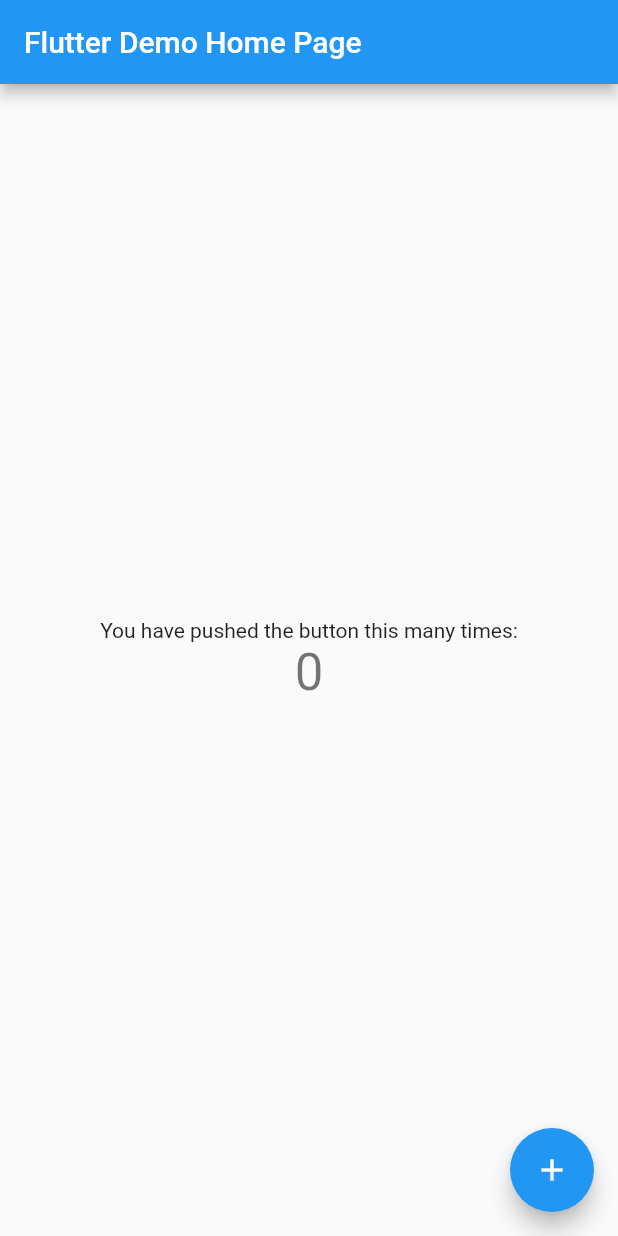
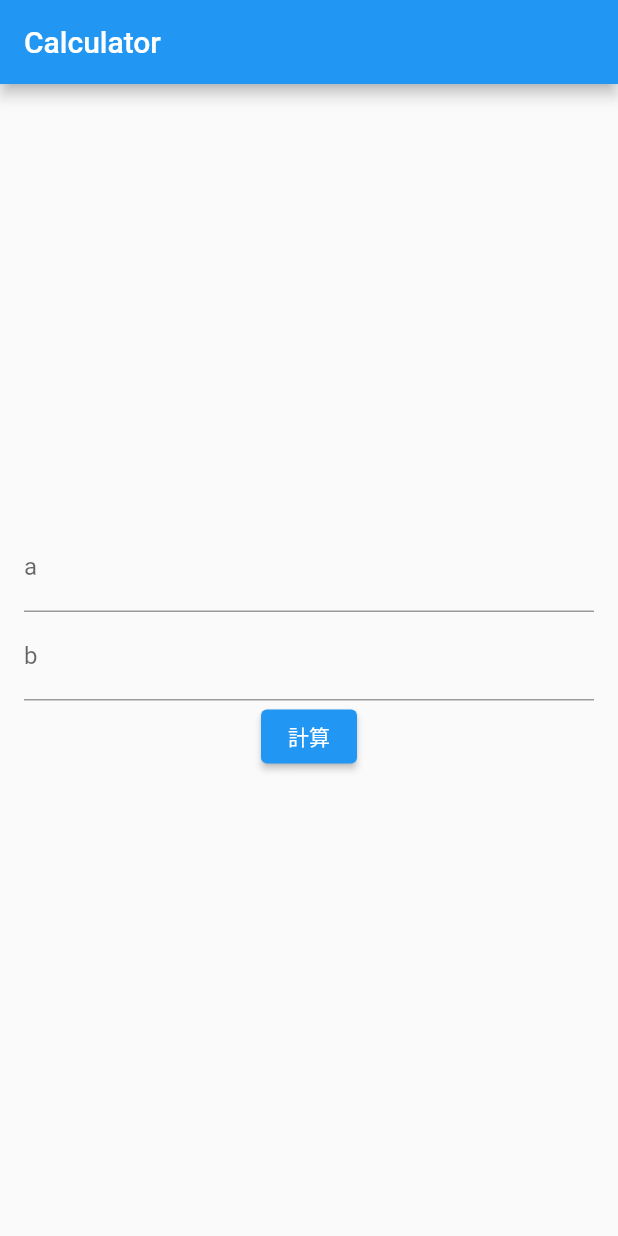
Before and after one commit to ryamate/method_channel_sample, a Flutter app: the screen it shows after launch, on a phone screen of 412 x 824 dp. Run offline on Flutter 3.47's test engine with Material 2 defaults, Android fonts, the phone set to English and light mode, and no system bars.

Commit message:
Method Channelを使ってKotlinコードを実行するサンプルアプリの実装

```diff
--- a/lib/main.dart
+++ b/lib/main.dart
@@ -1,4 +1,5 @@
 import 'package:flutter/material.dart';
+import 'package:flutter/services.dart';
 
 void main() {
   runApp(const MyApp());
@@ -7,109 +8,82 @@ void main() {
 class MyApp extends StatelessWidget {
   const MyApp({super.key});
 
-  // This widget is the root of your application.
   @override
   Widget build(BuildContext context) {
     return MaterialApp(
       title: 'Flutter Demo',
       theme: ThemeData(
-        // This is the theme of your application.
-        //
-        // Try running your application with "flutter run". You'll see the
-        // application has a blue toolbar. Then, without quitting the app, try
-        // changing the primarySwatch below to Colors.green and then invoke
-        // "hot reload" (press "r" in the console where you ran "flutter run",
-        // or simply save your changes to "hot reload" in a Flutter IDE).
-        // Notice that the counter didn't reset back to zero; the application
-        // is not restarted.
         primarySwatch: Colors.blue,
       ),
-      home: const MyHomePage(title: 'Flutter Demo Home Page'),
+      home: const CalculatorScreen(title: 'Calculator'),
     );
   }
 }
 
-class MyHomePage extends StatefulWidget {
-  const MyHomePage({super.key, required this.title});
-
-  // This widget is the home page of your application. It is stateful, meaning
-  // that it has a State object (defined below) that contains fields that affect
-  // how it looks.
-
-  // This class is the configuration for the state. It holds the values (in this
-  // case the title) provided by the parent (in this case the App widget) and
-  // used by the build method of the State. Fields in a Widget subclass are
-  // always marked "final".
+class CalculatorScreen extends StatefulWidget {
+  const CalculatorScreen({super.key, required this.title});
 
   final String title;
 
   @override
-  State<MyHomePage> createState() => _MyHomePageState();
+  State<CalculatorScreen> createState() => _CalculatorScreenState();
 }
 
-class _MyHomePageState extends State<MyHomePage> {
-  int _counter = 0;
+class _CalculatorScreenState extends State<CalculatorScreen> {
+  final TextEditingController _controllerA = TextEditingController();
+  final TextEditingController _controllerB = TextEditingController();
+  String _result = '';
 
-  void _incrementCounter() {
-    setState(() {
-      // This call to setState tells the Flutter framework that something has
-      // changed in this State, which causes it to rerun the build method below
-      // so that the display can reflect the updated values. If we changed
-      // _counter without calling setState(), then the build method would not be
-      // called again, and so nothing would appear to happen.
-      _counter++;
-    });
-  }
+  // ① Method Channelを初期化する
+  static const platform= MethodChannel('sample.flutter.dev/calculator');
 
   @override
   Widget build(BuildContext context) {
-    // This method is rerun every time setState is called, for instance as done
-    // by the _incrementCounter method above.
-    //
-    // The Flutter framework has been optimized to make rerunning build methods
-    // fast, so that you can just rebuild anything that needs updating rather
-    // than having to individually change instances of widgets.
     return Scaffold(
       appBar: AppBar(
-        // Here we take the value from the MyHomePage object that was created by
-        // the App.build method, and use it to set our appbar title.
         title: Text(widget.title),
       ),
-      body: Center(
-        // Center is a layout widget. It takes a single child and positions it
-        // in the middle of the parent.
+      body: Padding(
+        padding: const EdgeInsets.symmetric(horizontal: 16.0),
+        child: Center(
           child: Column(
-          // Column is also a layout widget. It takes a list of children and
-          // arranges them vertically. By default, it sizes itself to fit its
-          // children horizontally, and tries to be as tall as its parent.
-          //
-          // Invoke "debug painting" (press "p" in the console, choose the
-          // "Toggle Debug Paint" action from the Flutter Inspector in Android
-          // Studio, or the "Toggle Debug Paint" command in Visual Studio Code)
-          // to see the wireframe for each widget.
-          //
-          // Column has various properties to control how it sizes itself and
-          // how it positions its children. Here we use mainAxisAlignment to
-          // center the children vertically; the main axis here is the vertical
-          // axis because Columns are vertical (the cross axis would be
-          // horizontal).
             mainAxisAlignment: MainAxisAlignment.center,
             children: <Widget>[
-            const Text(
-              'You have pushed the button this many times:',
+              TextField(
+                controller: _controllerA,
+                keyboardType: TextInputType.number,
+                decoration: const InputDecoration(labelText: 'a'),
               ),
-            Text(
-              '$_counter',
-              style: Theme.of(context).textTheme.headline4,
+              TextField(
+                controller: _controllerB,
+                keyboardType: TextInputType.number,
+                decoration: const InputDecoration(labelText: 'b'),
               ),
+              ElevatedButton(
+                onPressed: _calculate,
+                child: const Text('計算'),
+              ),
+              Text(_result),
             ],
           ),
         ),
-      floatingActionButton: FloatingActionButton(
-        onPressed: _incrementCounter,
-        tooltip: 'Increment',
-        child: const Icon(Icons.add),
-      ), // This trailing comma makes auto-formatting nicer for build methods.
+      ),
     );
   }
+
+  // ② Method Channelを呼び出す
+  void _calculate() async {
+    try {
+      final int a = int.parse(_controllerA.text);
+      final int b = int.parse(_controllerB.text);
+      final int result = await platform.invokeMethod('add', {'a': a, 'b': b});
+      setState(() {
+        _result = '結果: $result';
+      });
+    } on PlatformException catch (e) {
+      setState(() {
+        _result = 'エラーが発生しました: ${e.message}';
+      });
     }
+  }
+}
```
Also changed, not shown: 3 other files. Lines whose indentation alone changed are shown as unchanged.
